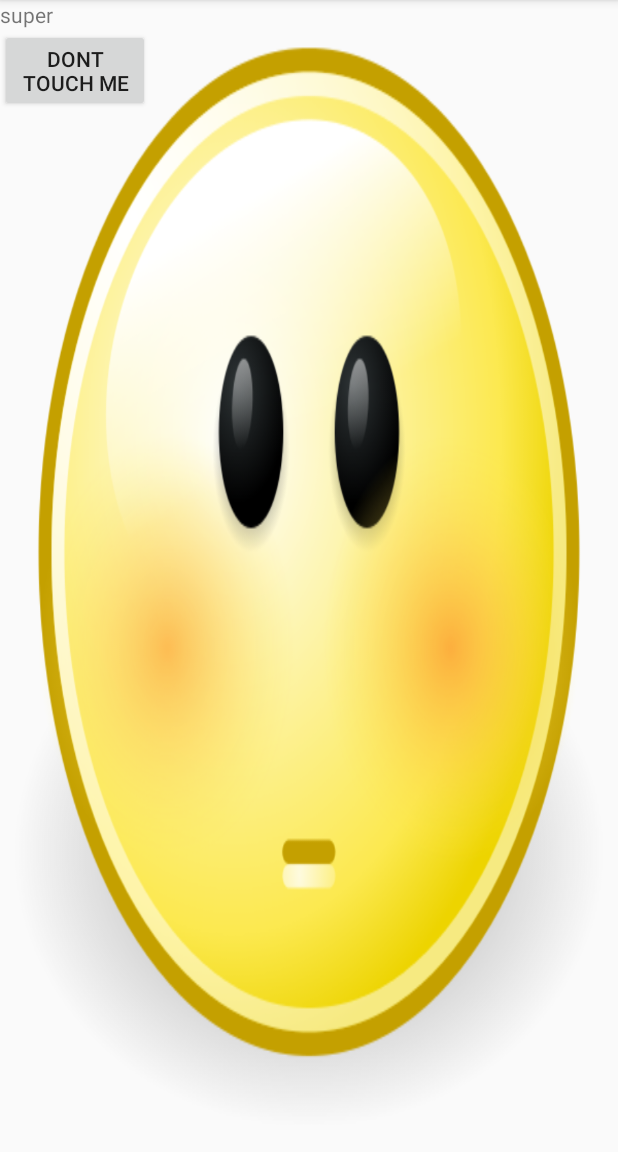
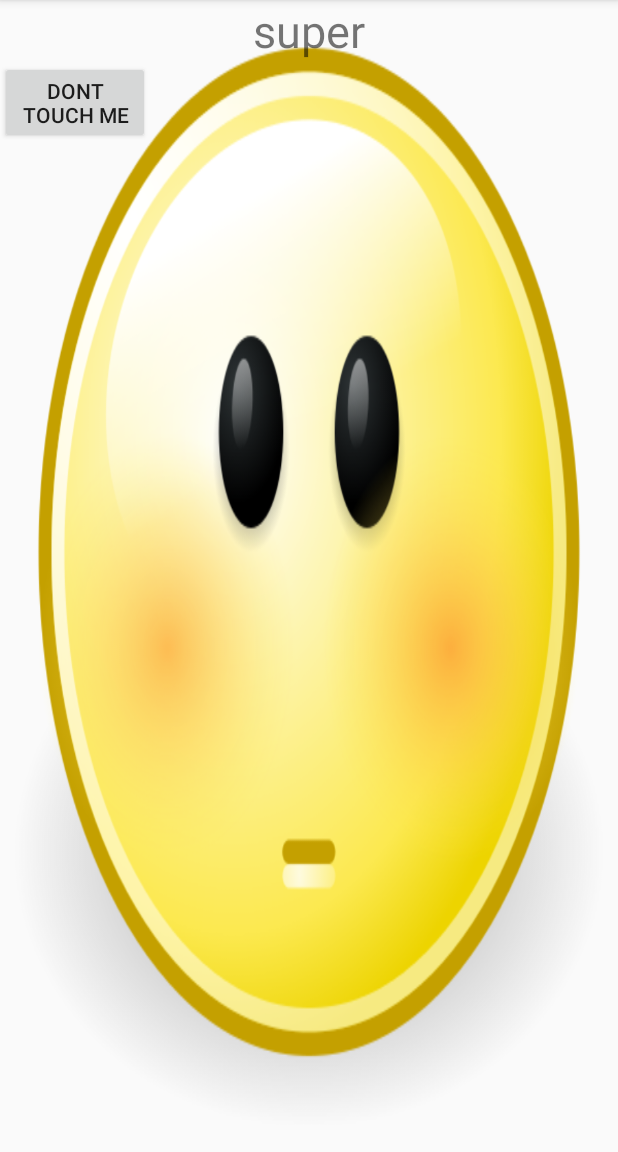
Before and after one commit to rosatorichard/CrazyViews, an Android app: the screen it shows after launch (MainActivity), on a phone screen of 412 x 824 dp, the part 84-1236 px from its top. Run offline under Robolectric (Android 15) with nearby library versions, the phone set to English and light mode, and no system bars.

Commit message:
second commit

```diff
--- a/app/src/main/res/layout/activity_main.xml
+++ b/app/src/main/res/layout/activity_main.xml
@@ -17,7 +17,9 @@
         <com.batchmates.android.crazyviews.TextFlasher
             android:layout_width="match_parent"
             android:layout_height="wrap_content"
+            android:gravity="center"
             android:text="super"
+            android:textSize="30sp"
             app:duration="500"
             app:fade="true" />
 
```
Also changed, not shown: app/src/main/java/com/batchmates/android/crazyviews/CustomLayout.java (+12 -0 lines).
